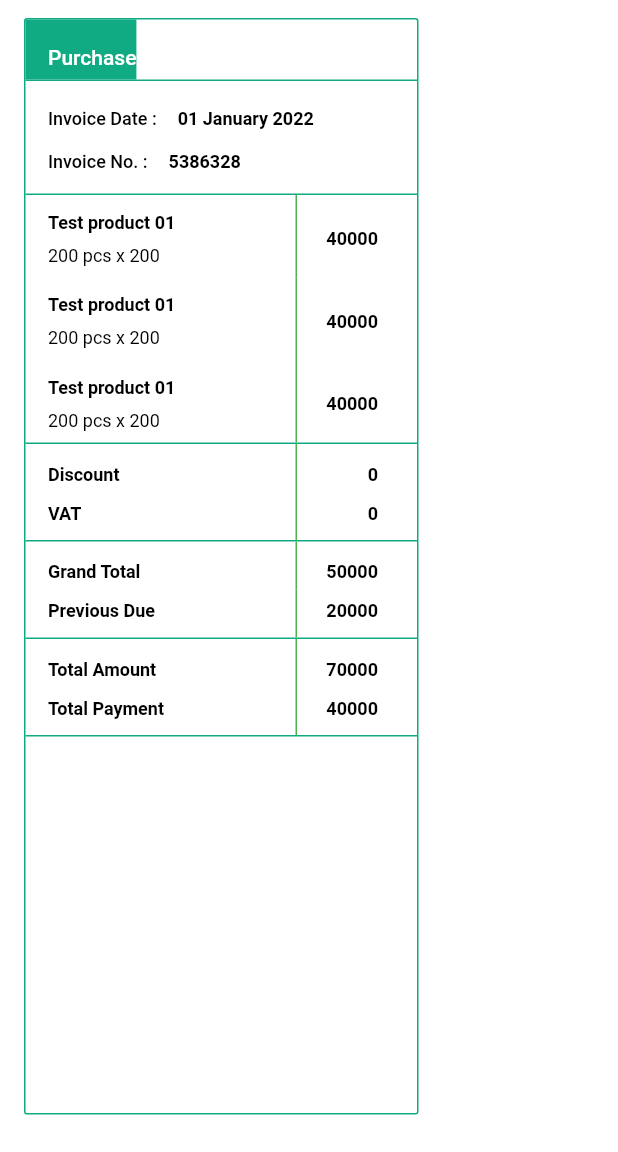
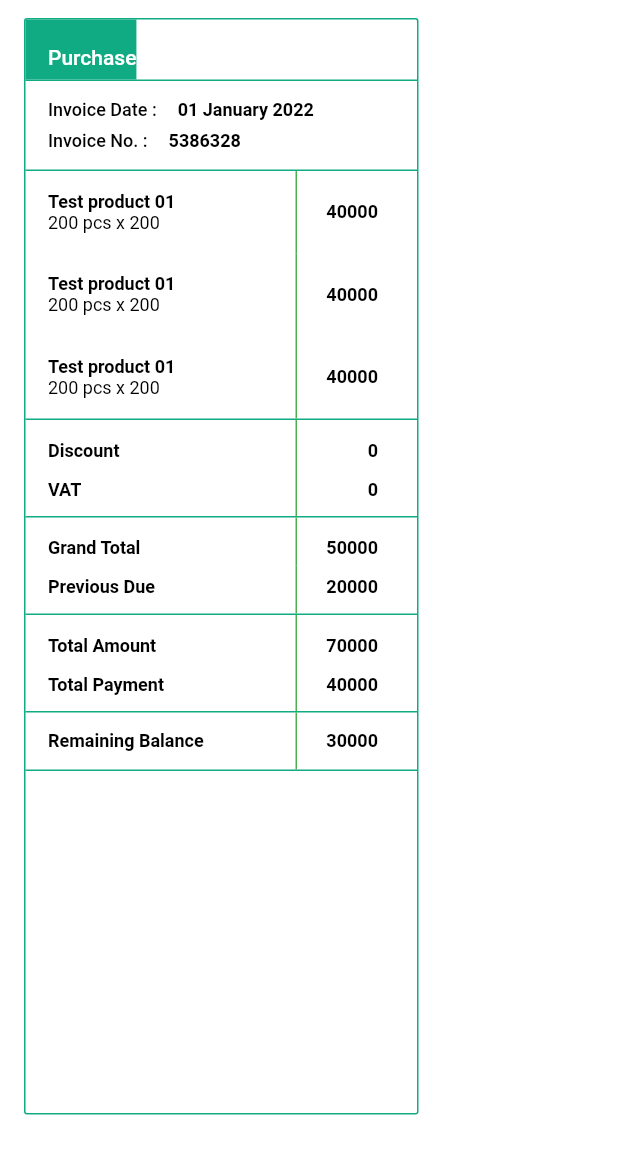
Before and after one commit to OmarFaruk-BD/company_app_design, a Flutter app: the screen it shows after launch, on a phone screen of 412 x 824 dp, the part 84-1236 px from its top. Run offline on Flutter 3.47's test engine with Material 2 defaults, Android fonts, the phone set to English and light mode, and no system bars.

Commit message:
Add remaining balance widget

```diff
--- a/lib/table_data/screens/table_data_page.dart
+++ b/lib/table_data/screens/table_data_page.dart
@@ -3,6 +3,7 @@
 import 'package:demo_limited_company_app/drawer/widgets/custom_drawer.dart';
 import 'package:demo_limited_company_app/table_data/widgets/invoice_data.dart';
 import 'package:demo_limited_company_app/table_data/widgets/product_details.dart';
+import 'package:demo_limited_company_app/table_data/widgets/remaining_balance_widget.dart';
 import 'package:demo_limited_company_app/table_data/widgets/transaction_details_box.dart';
 import 'package:demo_limited_company_app/table_data/widgets/transaction_header.dart';
 import 'package:flutter/material.dart';
@@ -65,8 +66,10 @@ class TableDataPage extends StatelessWidget {
               child: Column(
                 crossAxisAlignment: CrossAxisAlignment.start,
                 children: [
-                  TransactionHeader(),
-                  InvoiceBox(),
+                  TransactionHeader(
+                    transactionHeaderName: 'Purchase',
+                  ),
+                  InvoiceOrReturnBox(),
                   Container(
                     decoration: const BoxDecoration(
                       border: Border(
@@ -99,6 +102,7 @@ class TableDataPage extends StatelessWidget {
                     secondItemName: 'Total Payment',
                     secondItemAmount: '40000',
                   ),
+                  RemainingBalanceBox(),
                 ],
               ),
             )
--- a/lib/table_data/widgets/invoice_data.dart
+++ b/lib/table_data/widgets/invoice_data.dart
@@ -1,9 +1,18 @@
+// ignore_for_file: must_be_immutable
+
 import 'package:flutter/material.dart';
 
-class InvoiceBox extends StatelessWidget {
-  const InvoiceBox({
+class InvoiceOrReturnBox extends StatelessWidget {
+  InvoiceOrReturnBox({
     Key? key,
+    this.date = '01 January 2022',
+    this.invoiceOrReturnNo = '5386328',
+    this.isInvoiceBox = true,
   }) : super(key: key);
+
+  final String date;
+  final String invoiceOrReturnNo;
+  bool isInvoiceBox;
 
   @override
   Widget build(BuildContext context) {
@@ -20,48 +29,44 @@ class InvoiceBox extends StatelessWidget {
           crossAxisAlignment: CrossAxisAlignment.start,
           children: [
             Row(
-              children: const [
+              children: [
                 Text(
-                  'Invoice Date : ',
-                  style: TextStyle(
+                  isInvoiceBox ? 'Invoice Date : ' : 'Return Date : ',
+                  style: const TextStyle(
                     fontSize: 12,
                     color: Colors.black,
                     fontWeight: FontWeight.w500,
-                    height: 1.8,
                   ),
                 ),
-                SizedBox(width: 11),
+                const SizedBox(width: 11),
                 Text(
-                  '01 January 2022',
-                  style: TextStyle(
+                  date,
+                  style: const TextStyle(
                     fontSize: 12,
                     color: Colors.black,
                     fontWeight: FontWeight.w600,
-                    height: 1.8,
                   ),
                 ),
               ],
             ),
             const SizedBox(height: 7),
             Row(
-              children: const [
+              children: [
                 Text(
-                  'Invoice No. : ',
-                  style: TextStyle(
+                  isInvoiceBox ? 'Invoice No. : ' : 'Return No. : ',
+                  style: const TextStyle(
                     fontSize: 12,
                     color: Colors.black,
                     fontWeight: FontWeight.w500,
-                    height: 1.8,
                   ),
                 ),
-                SizedBox(width: 11),
+                const SizedBox(width: 11),
                 Text(
-                  '5386328',
-                  style: TextStyle(
+                  invoiceOrReturnNo,
+                  style: const TextStyle(
                     fontSize: 12,
                     color: Colors.black,
                     fontWeight: FontWeight.w600,
-                    height: 1.8,
                   ),
                 ),
               ],
--- a/lib/table_data/widgets/product_details.dart
+++ b/lib/table_data/widgets/product_details.dart
@@ -28,7 +28,6 @@ class ProductDetails extends StatelessWidget {
                 fontSize: 12,
                 color: Colors.black,
                 fontWeight: FontWeight.w600,
-                height: 1.8,
               ),
             ),
             const SizedBox(width: 4),
@@ -38,7 +37,6 @@ class ProductDetails extends StatelessWidget {
                 fontSize: 12,
                 color: Colors.black,
                 fontWeight: FontWeight.w400,
-                height: 1.8,
               ),
             ),
           ],
@@ -60,8 +58,7 @@ class ProductDetails extends StatelessWidget {
                   fontSize: 12,
                   color: Colors.black,
                   fontWeight: FontWeight.w600,
-                  height: 1.8,
-                ),
+                  ),
               ),
               const SizedBox(width: 26),
             ],
--- /dev/null
+++ b/lib/table_data/widgets/remaining_balance_widget.dart
@@ -0,0 +1,57 @@
+import 'package:flutter/material.dart';
+
+class RemainingBalanceBox extends StatelessWidget {
+  const RemainingBalanceBox({
+    Key? key,
+    this.amount = '30000',
+  }) : super(key: key);
+
+  final String amount;
+
+  @override
+  Widget build(BuildContext context) {
+    return Container(
+      decoration: const BoxDecoration(
+        border: Border(
+          bottom: BorderSide(color: Color(0xFF10AB83)),
+        ),
+      ),
+      child: Row(
+        children: [
+          const SizedBox(width: 15),
+          const Text(
+            'Remaining Balance',
+            style: TextStyle(
+              fontSize: 12,
+              color: Colors.black,
+              fontWeight: FontWeight.w600,
+            ),
+          ),
+          const Spacer(),
+          Container(
+            color: Colors.green,
+            height: 38,
+            width: 1,
+          ),
+          SizedBox(
+            width: 80,
+            child: Row(
+              mainAxisAlignment: MainAxisAlignment.end,
+              children: [
+                Text(
+                  amount,
+                  style: const TextStyle(
+                    fontSize: 12,
+                    color: Colors.black,
+                    fontWeight: FontWeight.w600,
+                  ),
+                ),
+                const SizedBox(width: 26),
+              ],
+            ),
+          ),
+        ],
+      ),
+    );
+  }
+}
--- a/lib/table_data/widgets/transaction_header.dart
+++ b/lib/table_data/widgets/transaction_header.dart
@@ -3,16 +3,19 @@ import 'package:flutter/material.dart';
 class TransactionHeader extends StatelessWidget {
   const TransactionHeader({
     Key? key,
+    required this.transactionHeaderName,
   }) : super(key: key);
+
+  final String transactionHeaderName;
 
   @override
   Widget build(BuildContext context) {
     return Container(
       color: const Color(0xFF10AB83),
       padding: const EdgeInsets.only(top: 7, bottom: 4, left: 15),
-      child: const Text(
-        'Purchase',
-        style: TextStyle(
+      child: Text(
+        transactionHeaderName,
+        style: const TextStyle(
           fontSize: 14,
           color: Color(0xFFFFFFFF),
           fontWeight: FontWeight.w500,
```
